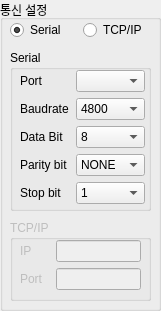
First picture: the form in src/widgets/communicationWidgets/ui.ui, repository RavenKyu/DataPort, before the edit.
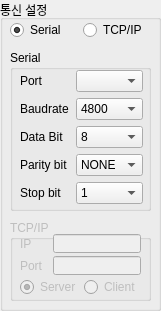
Second picture: the form after the edit.

The edit to the form file:
```diff
--- a/src/widgets/communicationWidgets/ui.ui
+++ b/src/widgets/communicationWidgets/ui.ui
@@ -10,6 +10,18 @@
     <height>311</height>
    </rect>
   </property>
+  <property name="minimumSize">
+   <size>
+    <width>161</width>
+    <height>311</height>
+   </size>
+  </property>
+  <property name="maximumSize">
+   <size>
+    <width>161</width>
+    <height>311</height>
+   </size>
+  </property>
   <property name="windowTitle">
    <string>Form</string>
   </property>
@@ -48,7 +60,7 @@
       <rect>
        <x>10</x>
        <y>20</y>
-       <width>125</width>
+       <width>123</width>
        <height>136</height>
       </rect>
      </property>
@@ -78,7 +90,7 @@
          <widget class="QComboBox" name="cb_comPort">
           <property name="minimumSize">
            <size>
-            <width>65</width>
+            <width>63</width>
             <height>0</height>
            </size>
           </property>
@@ -117,7 +129,7 @@
          <widget class="QComboBox" name="cb_baudrate">
           <property name="minimumSize">
            <size>
-            <width>65</width>
+            <width>63</width>
             <height>0</height>
            </size>
           </property>
@@ -181,7 +193,7 @@
          <widget class="QComboBox" name="cb_dataBit">
           <property name="minimumSize">
            <size>
-            <width>65</width>
+            <width>63</width>
             <height>0</height>
            </size>
           </property>
@@ -225,7 +237,7 @@
          <widget class="QComboBox" name="cb_parityBit">
           <property name="minimumSize">
            <size>
-            <width>65</width>
+            <width>63</width>
             <height>0</height>
            </size>
           </property>
@@ -273,7 +285,7 @@
          <widget class="QComboBox" name="cb_stopBit">
           <property name="minimumSize">
            <size>
-            <width>65</width>
+            <width>63</width>
             <height>0</height>
            </size>
           </property>
@@ -324,12 +336,15 @@
      <property name="geometry">
       <rect>
        <x>10</x>
-       <y>20</y>
+       <y>14</y>
        <width>121</width>
-       <height>52</height>
+       <height>62</height>
       </rect>
      </property>
      <layout class="QVBoxLayout" name="verticalLayout_3">
+      <property name="spacing">
+       <number>3</number>
+      </property>
       <item>
        <layout class="QHBoxLayout" name="horizontalLayout_7">
         <item>
@@ -380,6 +395,27 @@
         </item>
        </layout>
       </item>
+      <item>
+       <layout class="QHBoxLayout" name="horizontalLayout_9">
+        <item>
+         <widget class="QRadioButton" name="rb_server">
+          <property name="text">
+           <string>Server</string>
+          </property>
+          <property name="checked">
+           <bool>true</bool>
+          </property>
+         </widget>
+        </item>
+        <item>
+         <widget class="QRadioButton" name="rb_client">
+          <property name="text">
+           <string>Client</string>
+          </property>
+         </widget>
+        </item>
+       </layout>
+      </item>
      </layout>
     </widget>
    </widget>
```
Left out of the diff: 2 changed lines with no effect on the pictures.
